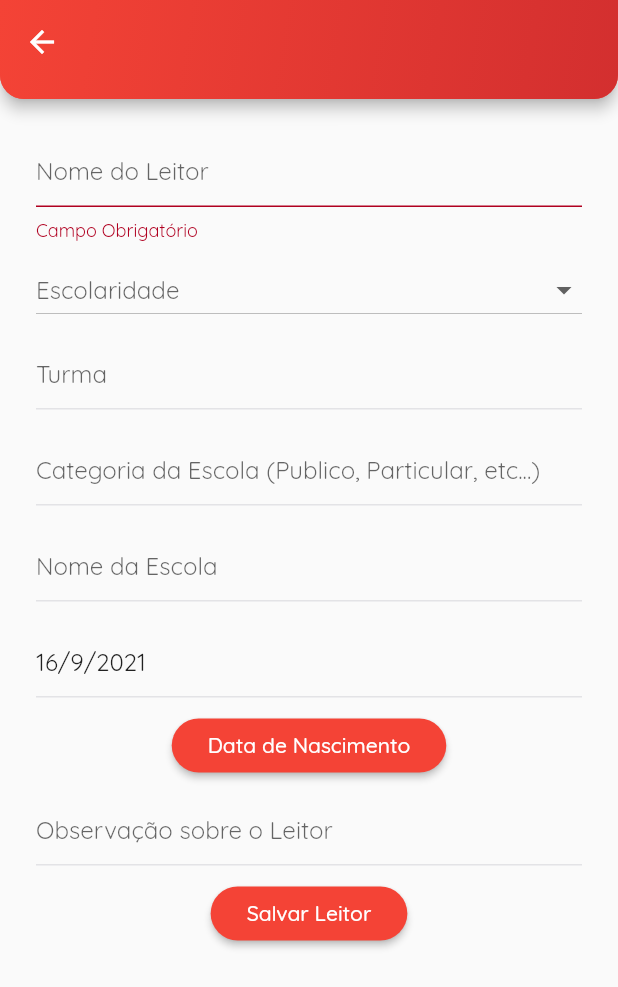
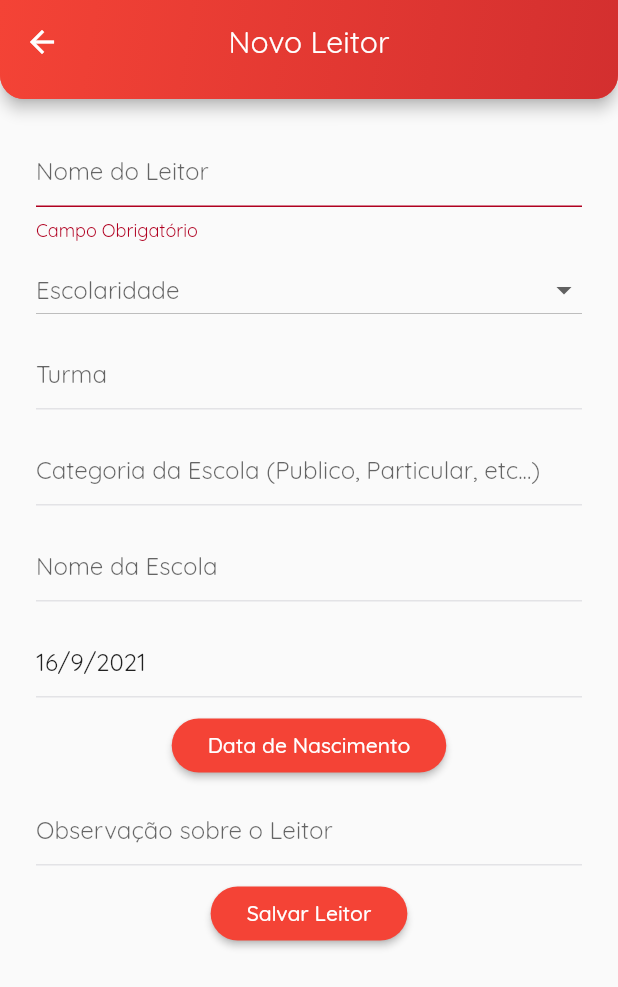
Before and after one commit to militaumbro/Lepic, a Flutter app: the NewReaderForm screen opened directly, on a phone screen of 412 x 824 dp. Shown: the top 987 px of the screen. Run offline on Flutter 3.47's test engine with Material 2 defaults, Android fonts, the phone set to English and light mode, and no system bars; drawn by our look-alikes of auto_size_text; our stand-ins replace audio_video_progress_bar, audioplayers, file_picker, fl_chart, flutter_spinkit, google_fonts and 2 more; missing offline and left inert: flutter_audio_recorder; accounts and stored records are empty; generated files the repository leaves out were written again.

Commit message:
Fix typos

```diff
--- a/lib/src/pages/menus_page.dart
+++ b/lib/src/pages/menus_page.dart
@@ -135,7 +135,7 @@ class MenusPageState extends State<MenusPage> {
             delay: showUpDelay += 100,
             child: MenuCard(
               "Gravar Leitura",
-              "Inicie leituras de textos",
+              "Inicie novas leituras",
               Icons.read_more,
               iconColor: Colors.red[600],
               enabled: isAndroid,
@@ -161,7 +161,7 @@ class MenusPageState extends State<MenusPage> {
             delay: showUpDelay += 100,
             child: MenuCard(
               "Áudios",
-              "Corrija leituras já gravadas e atribua áudios a leitores",
+              "Corrija leituras já gravadas ",
               Icons.audiotrack,
               iconColor: Colors.red[600],
               enabled: isAndroid,
--- a/lib/src/pages/readers/new_reader_form_page.dart
+++ b/lib/src/pages/readers/new_reader_form_page.dart
@@ -98,7 +98,9 @@ class _NewReaderFormState extends State<NewReaderForm> {
       },
       child: baseScaffold(
           context: context,
-          title: name.text ?? "Novo Leitor",
+          title: (name.text != null && name.text.trim() != "")
+              ? name.text
+              : "Novo Leitor",
           body: Form(
               key: _formKey,
               autovalidateMode: AutovalidateMode.always,
--- a/lib/src/pages/reading/choose_reader.dart
+++ b/lib/src/pages/reading/choose_reader.dart
@@ -58,7 +58,7 @@ class _ChooseReaderPageState extends State<ChooseReaderPage> {
       context: context,
       title: "Leitores",
       bottom: Text(
-        "Selecione um Leitor para começar a gravar uma leitura",
+        "Selecione um leitor para começar a gravar uma leitura",
         style: TextStyle(color: Colors.white70, fontSize: 13),
       ),
       body: FutureBuilder(
--- a/lib/src/pages/reading/text_choose_page.dart
+++ b/lib/src/pages/reading/text_choose_page.dart
@@ -38,7 +38,7 @@ class _TextChoosePageState extends State<TextChoosePage> {
       context: context,
       title: "Textos",
       bottom: Text(
-        "Selecione em um Texto para fazer uma leitura",
+        "Selecione um texto para fazer uma leitura",
         style: TextStyle(color: Colors.white70, fontSize: 13),
       ),
       body: FutureBuilder(
```
